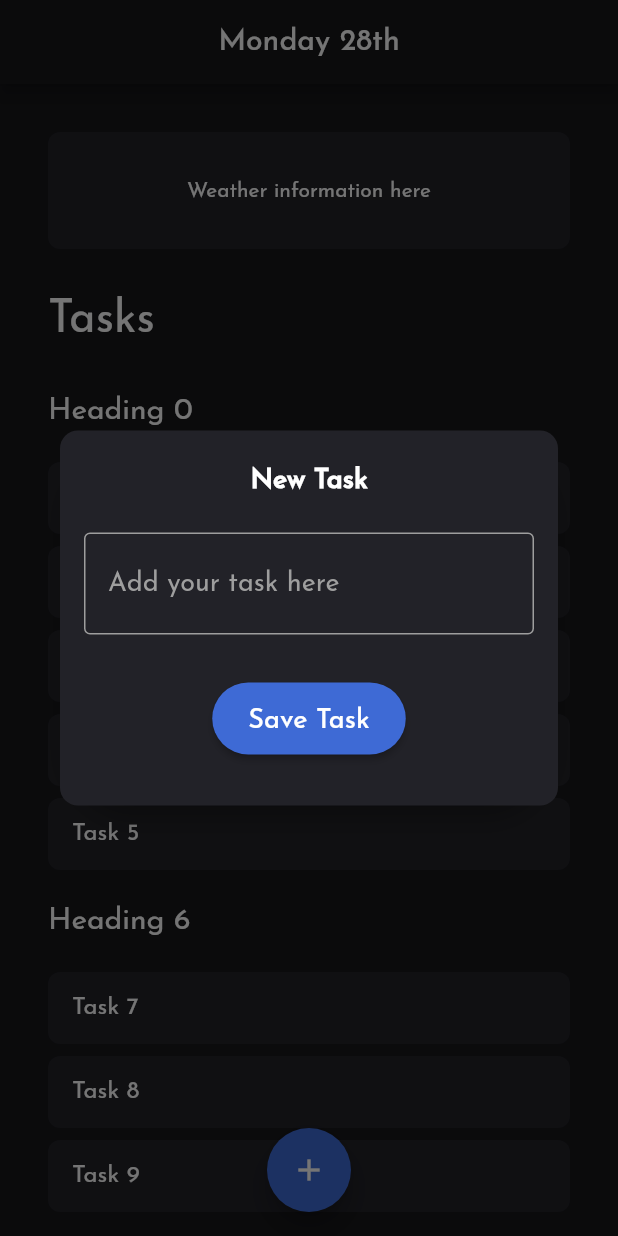
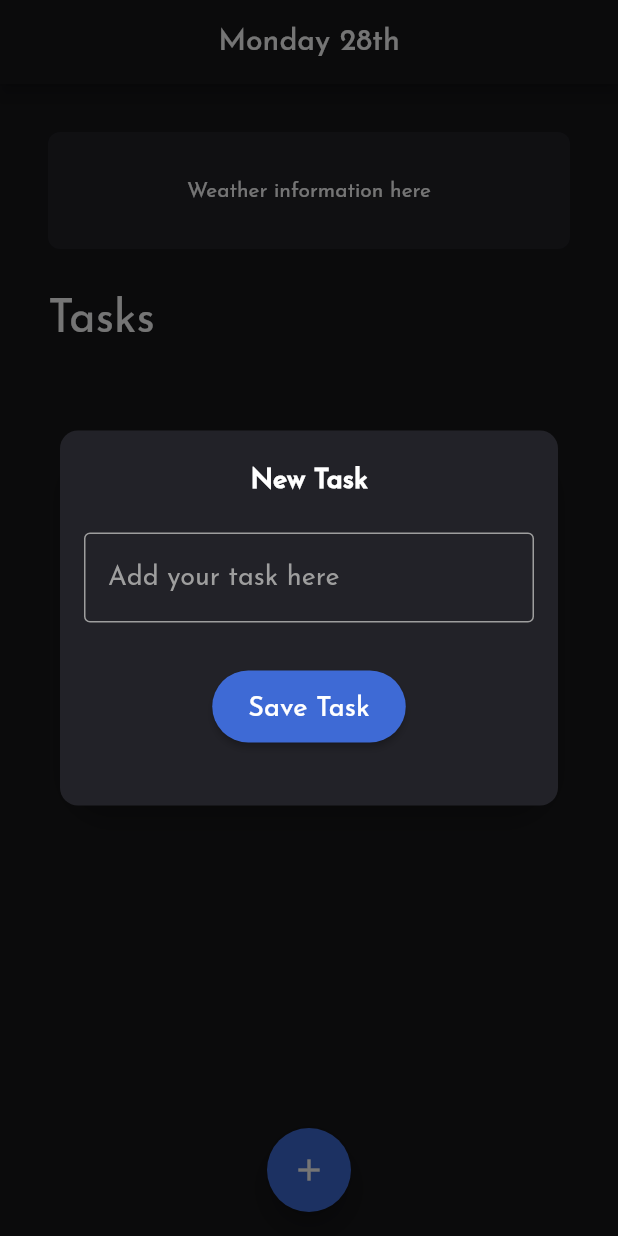
Before and after one commit to IanWambai/HydroIQToDo, a Flutter app: the screen it shows after launch, after a tap on the "add" icon, on a phone screen of 412 x 824 dp. Run offline on Flutter 3.47's test engine with Material 2 defaults, Android fonts, the phone set to English and light mode, and no system bars.

Commit message:
Adding Items ToDo
Complete adding items to the todo list from the dialog.

Signed-off-by: Ian Wambai <ianwambai@gmail.com>

```diff
--- a/lib/main.dart
+++ b/lib/main.dart
@@ -46,10 +46,9 @@ class MyHomePage extends StatefulWidget {
 }
 
 class _MyHomePageState extends State<MyHomePage> {
-  final List<ListItem> items = List<ListItem>.generate(
-    30,
-    (i) => i % 6 == 0 ? HeadingItem("Heading $i") : MessageItem("Task $i"),
-  );
+  TextEditingController todoItemController = TextEditingController();
+
+  final List<ListItem> todoList = new List();
 
   _displayDialog() {
     return showDialog(
@@ -57,13 +56,107 @@ class _MyHomePageState extends State<MyHomePage> {
         builder: (BuildContext context) {
           return Dialog(
             shape: RoundedRectangleBorder(
-              borderRadius: BorderRadius.circular(50),
+              borderRadius: BorderRadius.circular(36),
             ),
             elevation: 6,
             backgroundColor: Colors.transparent,
-            child: _dialogWithTextField(context),
+            child: Container(
+              height: 250,
+              decoration: BoxDecoration(
+                color: Color(0xff222228),
+                shape: BoxShape.rectangle,
+                borderRadius: BorderRadius.all(Radius.circular(12)),
+              ),
+              child: Column(
+                children: <Widget>[
+                  SizedBox(height: 24),
+                  Text(
+                    "New Task",
+                    textAlign: TextAlign.center,
+                    style: TextStyle(
+                      color: Colors.white,
+                      fontWeight: FontWeight.bold,
+                      fontSize: 18,
+                    ),
+                  ),
+                  SizedBox(height: 10),
+                  Padding(
+                      padding: EdgeInsets.all(16.0),
+                      child: TextFormField(
+                        controller: todoItemController,
+                        style: TextStyle(color: Colors.white, fontSize: 20.0),
+                        maxLines: 1,
+                        autofocus: false,
+                        keyboardType: TextInputType.text,
+                        decoration: InputDecoration(
+                          contentPadding: EdgeInsets.only(
+                              top: 24.0, bottom: 16.0, left: 16.0, right: 16.0),
+                          labelStyle:
+                              TextStyle(color: Colors.grey, fontSize: 18.0),
+                          labelText: 'Add your task here',
+                          focusedBorder: OutlineInputBorder(
+                            borderSide:
+                                BorderSide(color: Colors.grey, width: 1.0),
+                          ),
+                          enabledBorder: OutlineInputBorder(
+                            borderSide:
+                                BorderSide(color: Colors.grey, width: 1.0),
+                          ),
+                          border: OutlineInputBorder(
+                            borderRadius: BorderRadius.circular(8.0),
+                          ),
+                        ),
+                        // The validator receives the text that the user has entered.
+                        validator: (value) {
+                          if (value.isEmpty) {
+                            return 'Add your task here';
+                          }
+                          return null;
+                        },
+                      )),
+                  SizedBox(height: 16),
+                  Row(
+                    mainAxisSize: MainAxisSize.min,
+                    children: <Widget>[
+                      RaisedButton(
+                        shape: RoundedRectangleBorder(
+                          borderRadius: BorderRadius.circular(32.0),
+                        ),
+                        color: Color(0xff3E6AD5),
+                        child: Padding(
+                          padding: const EdgeInsets.only(
+                              top: 16.0, bottom: 14.0, left: 8.0, right: 8.0),
+                          child: Text(
+                            "Save Task",
+                            style: TextStyle(
+                              color: Colors.white,
+                              fontSize: 18.0,
+                            ),
+                          ),
+                        ),
+                        onPressed: () {
+                          //Add data to list
+                          _addTodoItem();
+                          todoItemController.clear();
+                          Navigator.of(context).pop();
+                        },
+                      )
+                    ],
+                  ),
+                ],
+              ),
+            ),
           );
         });
+  }
+
+  // This will be called each time the + button is pressed
+  void _addTodoItem() {
+    // Putting our code inside "setState" tells the app that our state has changed, and
+    // it will automatically re-render the list
+    setState(() {
+      todoList.add(TodoItem(todoItemController.text));
+    });
   }
 
   @override
@@ -118,11 +211,11 @@ class _MyHomePageState extends State<MyHomePage> {
                   padding: const EdgeInsets.all(16.0),
                   child: ListView.builder(
                     // Let the ListView know how many items it needs to build.
-                    itemCount: items.length,
+                    itemCount: todoList.length,
                     // Provide a builder function. This is where the magic happens.
                     // Convert each item into a widget based on the type of item it is.
                     itemBuilder: (context, index) {
-                      final item = items[index];
+                      final item = todoList[index];
 
                       return ListTile(
                         title: item.buildTask(context),
@@ -175,10 +268,10 @@ class HeadingItem implements ListItem {
 }
 
 /// A ListItem that contains data to display a message.
-class MessageItem implements ListItem {
+class TodoItem implements ListItem {
   final String task;
 
-  MessageItem(this.task);
+  TodoItem(this.task);
 
   Widget buildTask(BuildContext context) => Container(
         decoration: BoxDecoration(
@@ -193,77 +286,3 @@ class MessageItem implements ListItem {
         ),
       );
 }
-
-Widget _dialogWithTextField(BuildContext context) => Container(
-      height: 250,
-      decoration: BoxDecoration(
-        color: Color(0xff222228),
-        shape: BoxShape.rectangle,
-        borderRadius: BorderRadius.all(Radius.circular(12)),
-      ),
-      child: Column(
-        children: <Widget>[
-          SizedBox(height: 24),
-          Text(
-            "New Task",
-            textAlign: TextAlign.center,
-            style: TextStyle(
-              color: Colors.white,
-              fontWeight: FontWeight.bold,
-              fontSize: 18,
-            ),
-          ),
-          SizedBox(height: 10),
-          Padding(
-              padding: EdgeInsets.all(16.0),
-              child: TextFormField(
-                style: TextStyle(color: Colors.white, fontSize: 20.0),
-                maxLines: 1,
-                autofocus: false,
-                keyboardType: TextInputType.text,
-                decoration: InputDecoration(
-                  contentPadding: EdgeInsets.only(
-                      top: 32.0, bottom: 16.0, left: 16.0, right: 16.0),
-                  labelStyle: TextStyle(color: Colors.grey, fontSize: 18.0),
-                  labelText: 'Add your task here',
-                  focusedBorder: OutlineInputBorder(
-                    borderSide: BorderSide(color: Colors.grey, width: 1.0),
-                  ),
-                  enabledBorder: OutlineInputBorder(
-                    borderSide: BorderSide(color: Colors.grey, width: 1.0),
-                  ),
-                  border: OutlineInputBorder(
-                    borderRadius: BorderRadius.circular(4.0),
-                  ),
-                ),
-              )),
-          SizedBox(height: 16),
-          Row(
-            mainAxisSize: MainAxisSize.min,
-            children: <Widget>[
-              RaisedButton(
-                shape: RoundedRectangleBorder(
-                  borderRadius: BorderRadius.circular(32.0),
-                ),
-                color: Color(0xff3E6AD5),
-                child: Padding(
-                  padding: const EdgeInsets.only(
-                      top: 16.0, bottom: 14.0, left: 8.0, right: 8.0),
-                  child: Text(
-                    "Save Task",
-                    style: TextStyle(
-                      color: Colors.white,
-                      fontSize: 18.0,
-                    ),
-                  ),
-                ),
-                onPressed: () {
-                  //Add data to list
-                  Navigator.of(context).pop();
-                },
-              )
-            ],
-          ),
-        ],
-      ),
-    );
```
